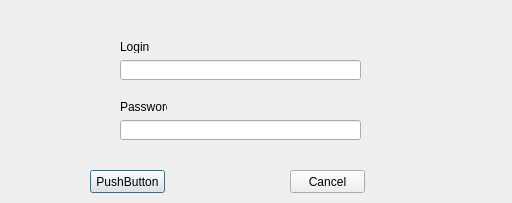
This is authorizationdialog.ui in vladart4/Client-App as Qt 5 draws it before an edit. The edited form follows.
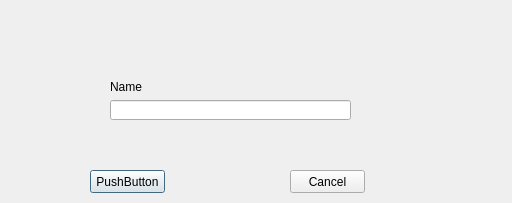
This is the edited form.

```diff
--- a/authorizationdialog.ui
+++ b/authorizationdialog.ui
@@ -16,47 +16,24 @@
   <widget class="QLineEdit" name="lineEdit">
    <property name="geometry">
     <rect>
-     <x>120</x>
-     <y>60</y>
-     <width>241</width>
-     <height>20</height>
-    </rect>
-   </property>
-  </widget>
-  <widget class="QLineEdit" name="lineEdit_2">
-   <property name="geometry">
-    <rect>
-     <x>120</x>
-     <y>120</y>
-     <width>241</width>
-     <height>20</height>
-    </rect>
-   </property>
-  </widget>
-  <widget class="QLabel" name="label">
-   <property name="geometry">
-    <rect>
-     <x>120</x>
-     <y>40</y>
-     <width>47</width>
-     <height>13</height>
-    </rect>
-   </property>
-   <property name="text">
-    <string>Login</string>
-   </property>
-  </widget>
-  <widget class="QLabel" name="label_2">
-   <property name="geometry">
-    <rect>
-     <x>120</x>
+     <x>110</x>
      <y>100</y>
+     <width>241</width>
+     <height>20</height>
+    </rect>
+   </property>
+  </widget>
+  <widget class="QLabel" name="label">
+   <property name="geometry">
+    <rect>
+     <x>110</x>
+     <y>80</y>
      <width>47</width>
      <height>13</height>
     </rect>
    </property>
    <property name="text">
-    <string>Password</string>
+    <string>Name</string>
    </property>
   </widget>
   <widget class="QPushButton" name="pushButton">
```
